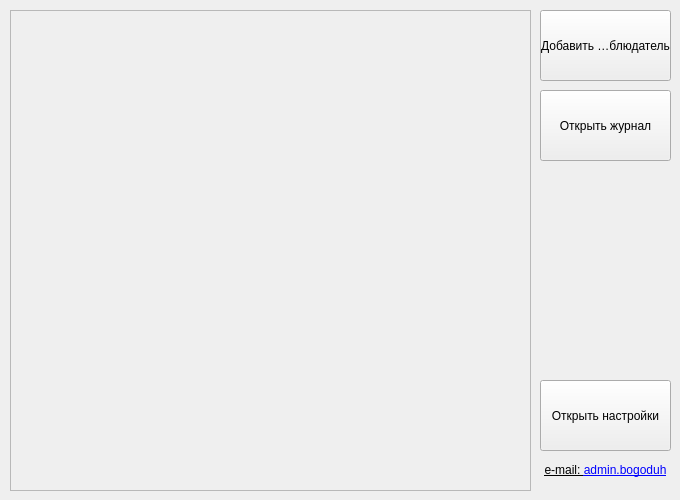
drunia/net_watchdog, file ui/main_win.ui: the form before one commit.
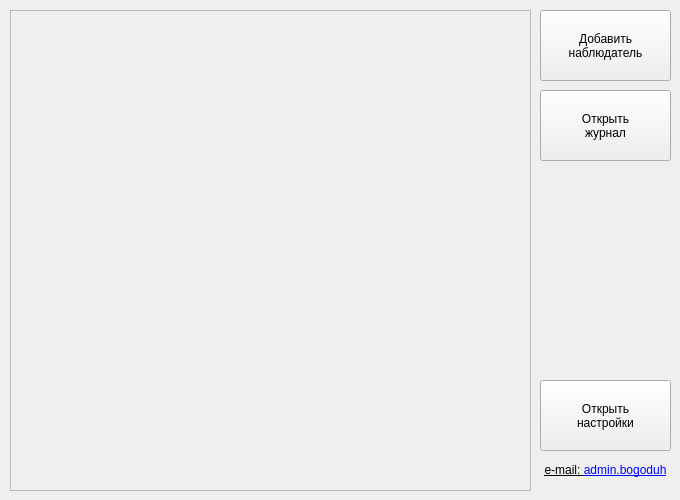
The form after the commit. Icons and pictures are not drawn.

Patch:
```diff
--- a/ui/main_win.ui
+++ b/ui/main_win.ui
@@ -79,7 +79,8 @@
      <bool>false</bool>
     </property>
     <property name="text">
-     <string>Добавить наблюдатель</string>
+     <string>Добавить
+наблюдатель</string>
     </property>
     <property name="icon">
      <iconset>
@@ -190,7 +191,8 @@
      <bool>false</bool>
     </property>
     <property name="text">
-     <string>Открыть журнал</string>
+     <string>Открыть
+журнал</string>
     </property>
     <property name="icon">
      <iconset>
@@ -258,7 +260,8 @@
       <bool>false</bool>
      </property>
      <property name="text">
-      <string>Открыть настройки</string>
+      <string>Открыть
+настройки</string>
      </property>
      <property name="iconSize">
       <size>
```
Left out of the diff: 21 changed lines with no effect on the pictures.
